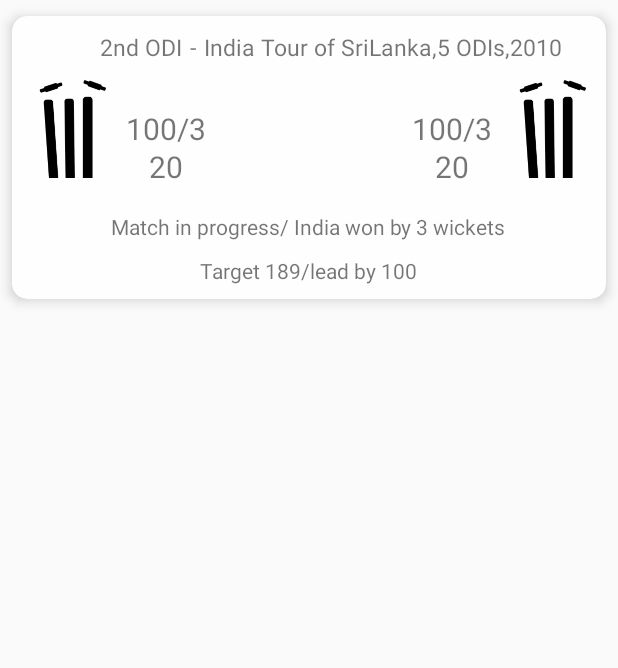
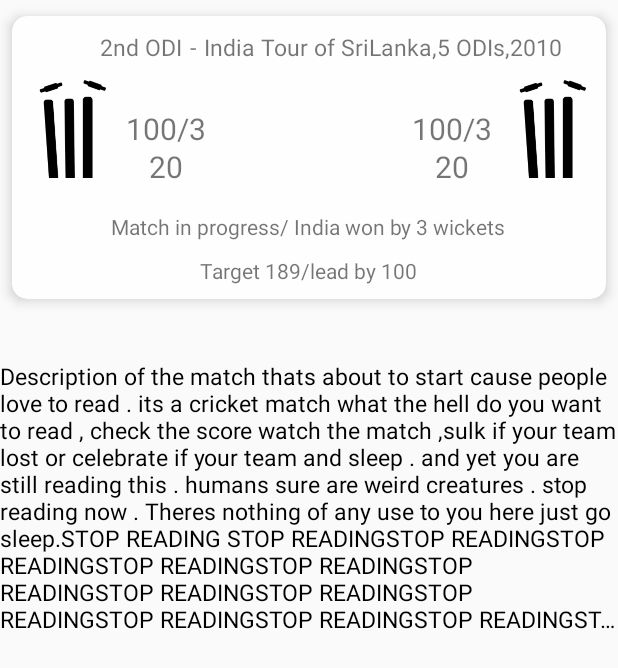
Before and after one commit to preetishnsrk/FreeHit, an Android app: the layout match_cards.xml on its own in the app's theme, with its tools: preview values and no code run, on a phone screen of 412 x 824 dp. Shown: the top 668 px of the screen. Run offline under Robolectric (Android 15) with nearby library versions, the phone set to English and light mode, and no system bars.

Commit message:
Resolve the issue with textView not being displayed in match_cards layout (android:layout_below= the card id being removed displays the preview or summary behind the cards)

```diff
--- a/app/src/main/java/com/debut/ellipsis/freehit/MatchesFragment.java
+++ b/app/src/main/java/com/debut/ellipsis/freehit/MatchesFragment.java
@@ -32,7 +32,7 @@ public class MatchesFragment extends Fragment {
         View rootView = inflater.inflate(R.layout.fragment_matches, container, false);
 
         data = new ArrayList<MatchCardItem>();
-        for (int i = 0; i < MyData.MatchNameArray.length; i++) {
+        for (int i = 0; i < MyData.MatchNameArray.length-1; i++) {
             data.add(new MatchCardItem(
                     MyData.MatchNameArray[i],
                     MyData.SeriesNameArray[i],
@@ -43,7 +43,8 @@ public class MatchesFragment extends Fragment {
                     MyData.Team2ScoreArray[i],
                     MyData.Team2OversArray[i],
                     MyData.MatchStatusResultArray[i],
-                    MyData.TargetLeadBysArray[i]
+                    MyData.TargetLeadBysArray[i],
+                    MyData.MatchSummaryPreview[i]
             ));
         }
 
--- a/app/src/main/java/com/debut/ellipsis/freehit/MatchesItemAdapter.java
+++ b/app/src/main/java/com/debut/ellipsis/freehit/MatchesItemAdapter.java
@@ -58,6 +58,9 @@ public class MatchesItemAdapter extends PagerAdapter {
         TextView textViewSeriesTargetLeadBy = (TextView) view.findViewById(R.id.target_leadby);
         textViewSeriesTargetLeadBy.setText(this.dataObjectList.get(position).getmTargetLeadBy());
 
+        TextView textMatchSummaryPreview = (TextView) view.findViewById(R.id.match_preview_summary);
+        textMatchSummaryPreview.setText(this.dataObjectList.get(position).getmMatchSummaryPreview());
+
         container.addView(view);
         return view;
     }
--- a/app/src/main/res/layout/fragment_matches.xml
+++ b/app/src/main/res/layout/fragment_matches.xml
@@ -16,7 +16,7 @@
 
         <RelativeLayout
             android:layout_width="match_parent"
-        android:layout_height="match_parent">
+            android:layout_height="wrap_content">
             <android.support.v4.view.ViewPager
                 android:id="@+id/viewpager"
                 android:layout_width="match_parent"
@@ -31,6 +31,7 @@
                 android:layout_height="25dp"
                 android:layout_centerInParent="true"
                 />
+
         </RelativeLayout>
 
     </FrameLayout>
--- a/app/src/main/res/layout/fragment_social.xml
+++ b/app/src/main/res/layout/fragment_social.xml
@@ -5,9 +5,4 @@
     tools:context="com.debut.ellipsis.freehit.SocialFragment">
 
 
-    <TextView
-        android:id="@+id/textView"
-        android:layout_width="wrap_content"
-        android:layout_height="wrap_content"
-        android:text="Social" />
 </FrameLayout>
--- a/app/src/main/res/layout/match_cards.xml
+++ b/app/src/main/res/layout/match_cards.xml
@@ -1,10 +1,9 @@
 <?xml version="1.0" encoding="utf-8"?>
-<LinearLayout
+<RelativeLayout
     xmlns:android="http://schemas.android.com/apk/res/android"
     xmlns:tools="http://schemas.android.com/tools"
     android:layout_width="match_parent"
     android:layout_height="match_parent"
-    android:orientation="vertical"
     android:tag="cards main container">
 
     <android.support.v7.widget.CardView
@@ -143,9 +142,19 @@
         </LinearLayout>
 
 
-
-
     </android.support.v7.widget.CardView>
 
+    <TextView
+        android:paddingTop="30dp"
+        android:layout_below="@+id/card_view"
+        android:visibility="visible"
+        android:id="@+id/match_preview_summary"
+        android:layout_width="match_parent"
+        android:layout_height="wrap_content"
+        android:maxLines="10"
+        android:textColor="@android:color/black"
+        android:ellipsize="end"
+        android:textSize="15sp"
+        android:text="Description of the match thats about to start cause people love to read . its a cricket match what the hell do you want to read , check the score watch the match ,sulk if your team lost or celebrate if your team and sleep . and yet you are still reading this . humans sure are weird creatures . stop reading now . Theres nothing of any use to you here just go sleep.STOP READING STOP READINGSTOP READINGSTOP READINGSTOP READINGSTOP READINGSTOP READINGSTOP READINGSTOP READINGSTOP READINGSTOP READINGSTOP READINGSTOP READINGSTOP READINGSTOP READINGSTOP READINGSTOP READINGSTOP READINGSTOP READINGSTOP READINGSTOP READINGSTOP READINGSTOP READING"/>
 
-</LinearLayout>
+</RelativeLayout>
```
Also changed, not shown: app/src/main/java/com/debut/ellipsis/freehit/MatchCardItem.java (+12 -3 lines), app/src/main/java/com/debut/ellipsis/freehit/MyData.java (+21 -10 lines), app/src/main/java/com/debut/ellipsis/freehit/NewsFragment.java (+19 -20 lines). Lines whose indentation alone changed are shown as unchanged.
